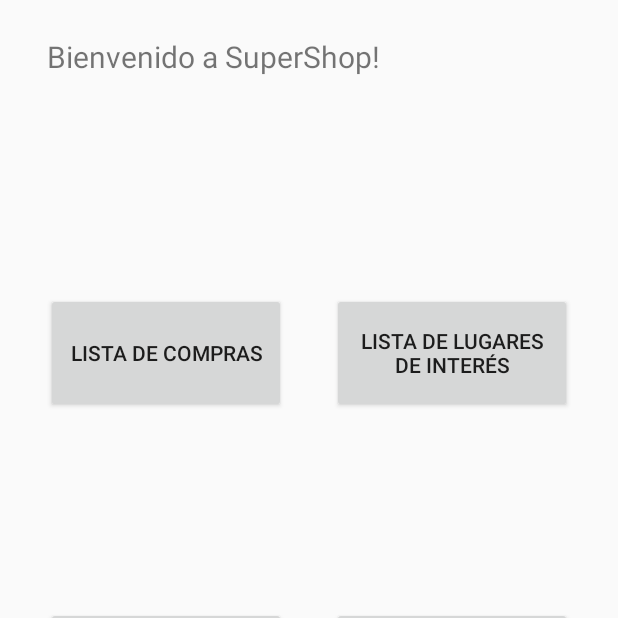
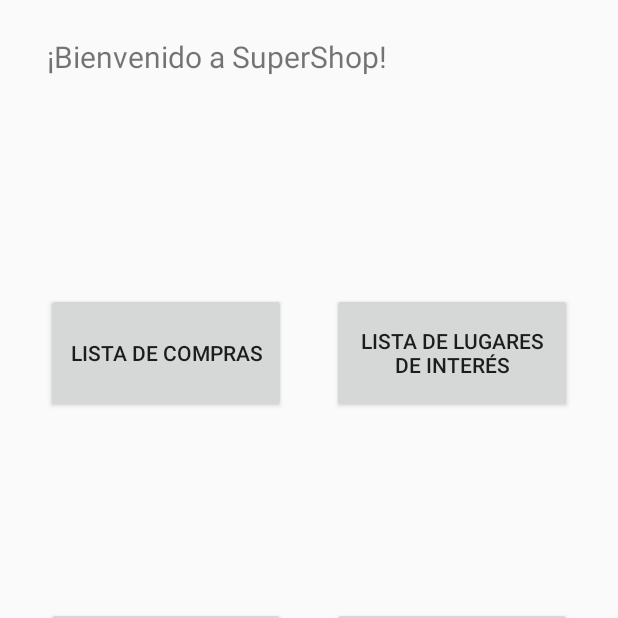
Before and after one commit to maxii1997/AppLircayhub, an Android app: the FuncionesApp screen opened directly, with no data from a screen before it, on a phone screen of 412 x 824 dp, the top half of it. Run offline under Robolectric (Android 15) with nearby library versions, the phone set to English and light mode, and no system bars.

```diff
--- a/app/src/main/res/layout/activity_funciones_app.xml
+++ b/app/src/main/res/layout/activity_funciones_app.xml
@@ -59,7 +59,7 @@
         android:layout_width="256dp"
         android:layout_height="41dp"
         android:layout_marginTop="24dp"
-        android:text="Bienvenido a SuperShop!"
+        android:text="¡Bienvenido a SuperShop!"
         android:textSize="20sp"
         app:layout_constraintEnd_toEndOf="parent"
         app:layout_constraintHorizontal_bias="0.2"
```
